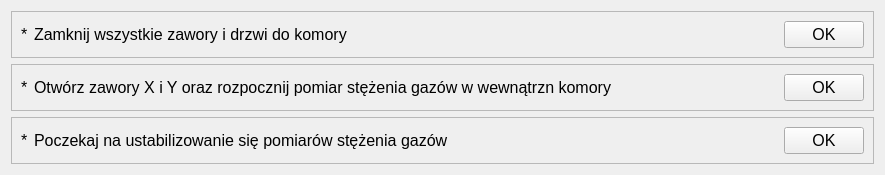
This is app/nowytest_5.ui in wiacekmarcin/StanowiskoChemiczne as Qt 5 draws it before an edit. The edited form follows.
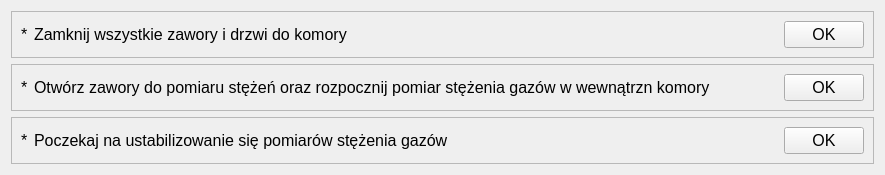
This is the edited form. Custom widgets are drawn as their Qt base class.

Patch:
```diff
--- a/app/nowytest_5.ui
+++ b/app/nowytest_5.ui
@@ -90,7 +90,7 @@
       <item>
        <widget class="QLabel" name="txt_2">
         <property name="text">
-         <string>Otwórz zawory X i Y oraz rozpocznij pomiar stężenia gazów w wewnątrzn komory</string>
+         <string>Otwórz zawory do pomiaru stężeń oraz rozpocznij pomiar stężenia gazów w wewnątrzn komory</string>
         </property>
        </widget>
       </item>
```
